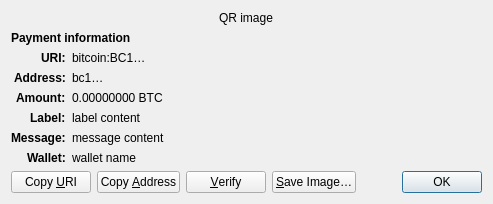
First picture: the form in src/qt/forms/receiverequestdialog.ui, repository MicroBitcoinOrg/MicroBitcoin, before the edit.
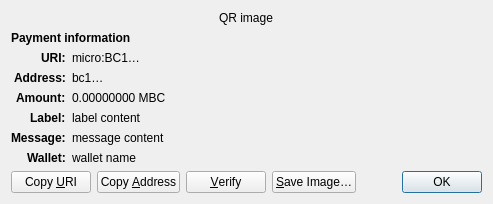
Second picture: the form after the edit. Custom widgets are drawn as their Qt base class.

Commit message: update: Backport MicroBitcoin

Diff of the .ui file:
```diff
--- a/src/qt/forms/receiverequestdialog.ui
+++ b/src/qt/forms/receiverequestdialog.ui
@@ -65,7 +65,7 @@
    <item row="2" column="1" alignment="Qt::AlignTop">
     <widget class="QLabel" name="uri_content">
      <property name="text">
-      <string notr="true">bitcoin:BC1…</string>
+      <string notr="true">micro:BC1…</string>
      </property>
      <property name="textFormat">
       <enum>Qt::RichText</enum>
@@ -126,7 +126,7 @@
    <item row="4" column="1" alignment="Qt::AlignTop">
     <widget class="QLabel" name="amount_content">
      <property name="text">
-      <string notr="true">0.00000000 BTC</string>
+      <string notr="true">0.00000000 MBC</string>
      </property>
      <property name="textFormat">
       <enum>Qt::PlainText</enum>
```
The commit also changes 1281 other files.
